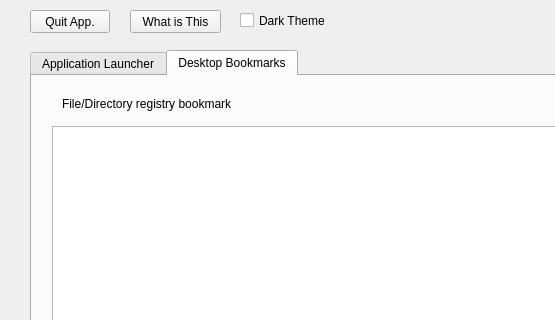
caiorss/qapplauncher, file user_interface.ui: the form before one commit; both pictures show x 0 to 555 and y 0 to 320 of the 757 by 657 pixel window.
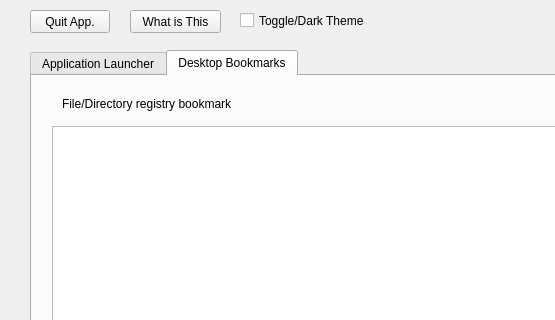
The form after the commit.

Commit message: Fix user interface label.

The edit to the form file:
```diff
--- a/user_interface.ui
+++ b/user_interface.ui
@@ -426,7 +426,7 @@
      <rect>
       <x>240</x>
       <y>10</y>
-      <width>85</width>
+      <width>151</width>
       <height>21</height>
      </rect>
     </property>
@@ -434,7 +434,7 @@
      <string>Enable Dark theme when checked</string>
     </property>
     <property name="text">
-     <string>Dark Theme</string>
+     <string>Toggle/Dark Theme</string>
     </property>
    </widget>
   </widget>
```
